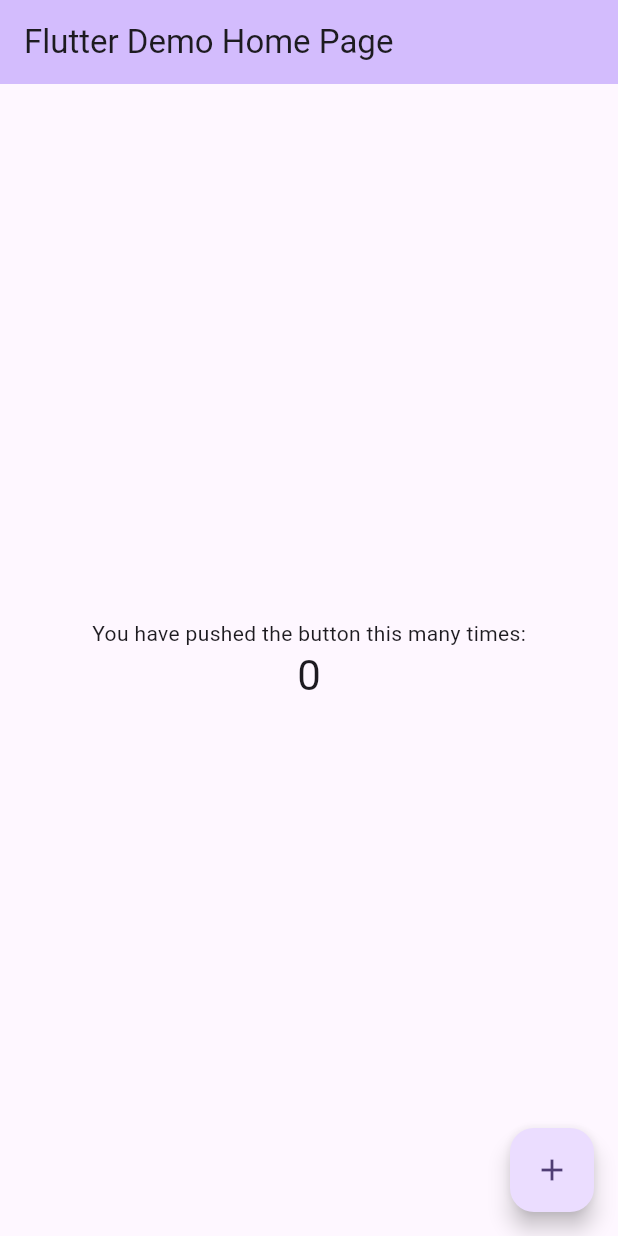
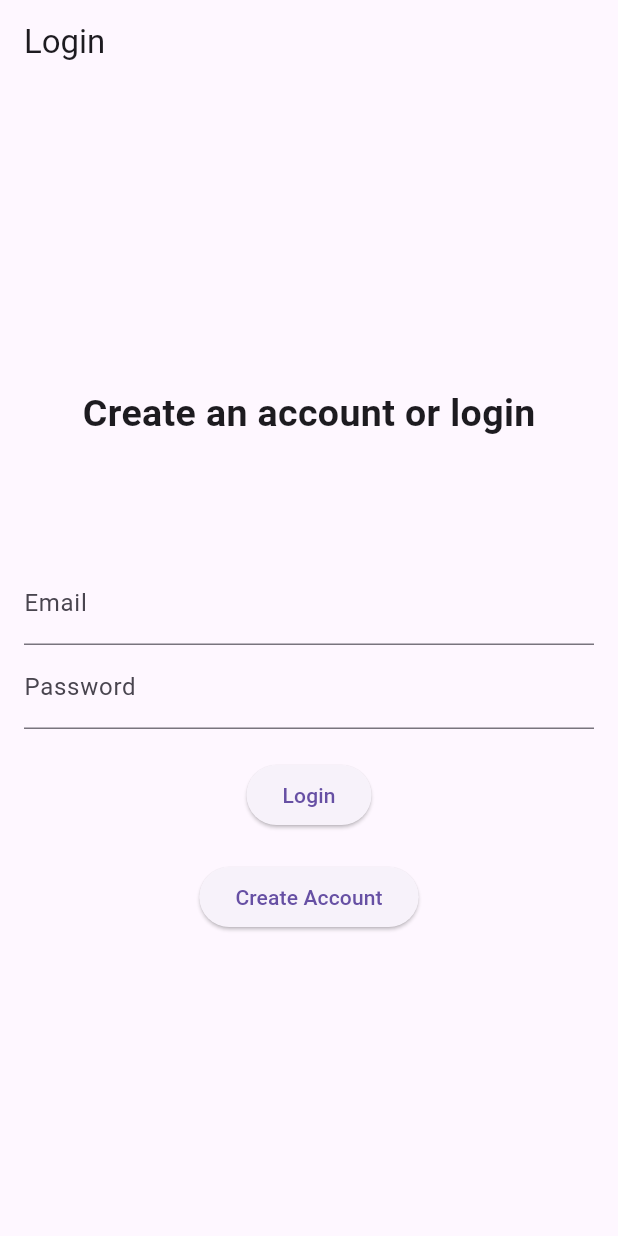
Before and after one commit to msayers01/CourseCompanion, a Flutter app: the screen it shows after launch, on a phone screen of 412 x 824 dp. Run offline on Flutter 3.47's test engine with Material 3 defaults, Android fonts, the phone set to English and light mode, and no system bars.

Commit message:
Implemented Start and Login/Create-account pages' UI

```diff
--- a/lib/main.dart
+++ b/lib/main.dart
@@ -1,4 +1,11 @@
+import 'package:coursecompanion/pages/createaccount/createaccount_viewmodel.dart';
 import 'package:flutter/material.dart';
+import 'pages/login/login_page.dart';
+import 'pages/newuser/newuser_page.dart';
+import 'pages/dashboard/dashboard_page.dart';
+import 'pages/start/start_page.dart';
+import 'pages/login/login_viewmodel.dart';
+import 'package:provider/provider.dart';
 
 void main() {
   runApp(const MyApp());
@@ -10,116 +17,32 @@
   // This widget is the root of your application.
   @override
   Widget build(BuildContext context) {
-    return MaterialApp(
-      title: 'Flutter Demo',
-      theme: ThemeData(
-        // This is the theme of your application.
-        //
-        // TRY THIS: Try running your application with "flutter run". You'll see
-        // the application has a purple toolbar. Then, without quitting the app,
-        // try changing the seedColor in the colorScheme below to Colors.green
-        // and then invoke "hot reload" (save your changes or press the "hot
-        // reload" button in a Flutter-supported IDE, or press "r" if you used
-        // the command line to start the app).
-        //
-        // Notice that the counter didn't reset back to zero; the application
-        // state is not lost during the reload. To reset the state, use hot
-        // restart instead.
-        //
-        // This works for code too, not just values: Most code changes can be
-        // tested with just a hot reload.
-        colorScheme: ColorScheme.fromSeed(seedColor: Colors.deepPurple),
-        useMaterial3: true,
+    return MultiProvider(
+      providers: [
+        ChangeNotifierProvider(create: (_) => CreateaccountViewModel()),
+        ChangeNotifierProvider(create: (_) => LoginViewModel())
+      ],
+      child: MaterialApp(
+        // ... other MaterialApp properties
+        home: LoginPage(),
       ),
-      home: const MyHomePage(title: 'Flutter Demo Home Page'),
     );
   }
-}
 
-class MyHomePage extends StatefulWidget {
-  const MyHomePage({super.key, required this.title});
+  Widget getEntryPoint() {
+    // Here, you would include logic to decide which widget to show first.
+    // For example, checking if the user is logged in:
 
-  // This widget is the home page of your application. It is stateful, meaning
-  // that it has a State object (defined below) that contains fields that affect
-  // how it looks.
+    bool isLoggedIn = checkLoginStatus(); // Implement this function based on your auth logic.
 
-  // This class is the configuration for the state. It holds the values (in this
-  // case the title) provided by the parent (in this case the App widget) and
-  // used by the build method of the State. Fields in a Widget subclass are
-  // always marked "final".
-
-  final String title;
-
-  @override
-  State<MyHomePage> createState() => _MyHomePageState();
-}
-
-class _MyHomePageState extends State<MyHomePage> {
-  int _counter = 0;
-
-  void _incrementCounter() {
-    setState(() {
-      // This call to setState tells the Flutter framework that something has
-      // changed in this State, which causes it to rerun the build method below
-      // so that the display can reflect the updated values. If we changed
-      // _counter without calling setState(), then the build method would not be
-      // called again, and so nothing would appear to happen.
-      _counter++;
-    });
+    if (isLoggedIn) {
+      return DashboardPage(); // If logged in, go to home page.
+    } else {
+      return StartPage(); // If not logged in, show login page.
+    }
   }
 
-  @override
-  Widget build(BuildContext context) {
-    // This method is rerun every time setState is called, for instance as done
-    // by the _incrementCounter method above.
-    //
-    // The Flutter framework has been optimized to make rerunning build methods
-    // fast, so that you can just rebuild anything that needs updating rather
-    // than having to individually change instances of widgets.
-    return Scaffold(
-      appBar: AppBar(
-        // TRY THIS: Try changing the color here to a specific color (to
-        // Colors.amber, perhaps?) and trigger a hot reload to see the AppBar
-        // change color while the other colors stay the same.
-        backgroundColor: Theme.of(context).colorScheme.inversePrimary,
-        // Here we take the value from the MyHomePage object that was created by
-        // the App.build method, and use it to set our appbar title.
-        title: Text(widget.title),
-      ),
-      body: Center(
-        // Center is a layout widget. It takes a single child and positions it
-        // in the middle of the parent.
-        child: Column(
-          // Column is also a layout widget. It takes a list of children and
-          // arranges them vertically. By default, it sizes itself to fit its
-          // children horizontally, and tries to be as tall as its parent.
-          //
-          // Column has various properties to control how it sizes itself and
-          // how it positions its children. Here we use mainAxisAlignment to
-          // center the children vertically; the main axis here is the vertical
-          // axis because Columns are vertical (the cross axis would be
-          // horizontal).
-          //
-          // TRY THIS: Invoke "debug painting" (choose the "Toggle Debug Paint"
-          // action in the IDE, or press "p" in the console), to see the
-          // wireframe for each widget.
-          mainAxisAlignment: MainAxisAlignment.center,
-          children: <Widget>[
-            const Text(
-              'You have pushed the button this many times:',
-            ),
-            Text(
-              '$_counter',
-              style: Theme.of(context).textTheme.headlineMedium,
-            ),
-          ],
-        ),
-      ),
-      floatingActionButton: FloatingActionButton(
-        onPressed: _incrementCounter,
-        tooltip: 'Increment',
-        child: const Icon(Icons.add),
-      ), // This trailing comma makes auto-formatting nicer for build methods.
-    );
+  bool checkLoginStatus() {
+    return false;
   }
 }
--- /dev/null
+++ b/lib/pages/createaccount/createaccount_page.dart
@@ -0,0 +1,54 @@
+import 'package:flutter/material.dart';
+import 'package:provider/provider.dart';
+import 'createaccount_viewmodel.dart';
+
+class CreateaccountPage extends StatelessWidget {
+  @override
+  Widget build(BuildContext context) {
+
+    final createViewModel = Provider.of<CreateaccountViewModel>(context);
+
+    return Scaffold(
+      appBar: AppBar(
+        title: Text('Login'),
+      ),
+      body: Padding(
+        padding: const EdgeInsets.all(16.0),
+        child: Column(
+          mainAxisAlignment: MainAxisAlignment.center,
+          children: <Widget>[
+            Padding(
+              padding: const EdgeInsets.only(bottom: 80.0), // Adjust the value as needed
+              child: Text(
+                'Enter an email and password, then press \'Create Account\'',
+                style: TextStyle(fontSize: 25, fontWeight: FontWeight.bold),
+              ),
+            ),
+            TextField(
+              onChanged: (value) => createViewModel.email = value,
+              decoration: InputDecoration(
+                labelText: 'Email',
+              ),
+            ),
+            TextField(
+              onChanged: (value) => createViewModel.password = value,
+              decoration: InputDecoration(
+                labelText: 'Password',
+              ),
+              obscureText: true, // Correctly used here
+            ),
+            Padding(
+                padding: const EdgeInsets.only(top: 20.0),
+                child: ElevatedButton(
+                  onPressed: () {
+                    createViewModel.create();
+                  },
+                  child: Text('Create Account'),
+                )
+            )
+          ],
+        ),
+      ),
+    );
+  }
+}
--- /dev/null
+++ b/lib/pages/createaccount/createaccount_service.dart
@@ -0,0 +1,6 @@
+class CreateaccountService {
+  static Future<void> create(String email, String password) async {
+    // Implement your login request logic here
+    // This usually involves calling an API and handling the response
+  }
+}
--- /dev/null
+++ b/lib/pages/createaccount/createaccount_viewmodel.dart
@@ -0,0 +1,49 @@
+import 'package:flutter/cupertino.dart';
+import 'package:flutter/material.dart';
+import 'createaccount_service.dart';
+
+class CreateaccountViewModel with ChangeNotifier {
+  String _email = '';
+  String _password = '';
+  bool _isLoading = false;
+
+  // Getter for email and password
+  String get email => _email;
+  String get password => _password;
+  bool get isLoading => _isLoading;
+
+  // Setter for email and password that notify listeners (the UI)
+  set email(String email) {
+    _email = email;
+    notifyListeners();
+  }
+
+  set password(String password) {
+    _password = password;
+    notifyListeners();
+  }
+
+  // Method to validate email and password
+  bool validateFields() {
+    // Validation logic here and return true if the data is valid, or false otherwise
+    return false;
+  }
+
+  // Method to handle the login process
+  Future<void> create() async {
+    if (validateFields()) {
+      _isLoading = true;
+      notifyListeners();
+      try {
+        // Use the login service to send login request
+        await CreateaccountService.create(_email, _password);
+        // Handle successful login
+      } catch (error) {
+        // Handle error
+      } finally {
+        _isLoading = false;
+        notifyListeners();
+      }
+    }
+  }
+}
--- /dev/null
+++ b/lib/pages/login/login_page.dart
@@ -0,0 +1,68 @@
+import 'package:flutter/material.dart';
+import 'package:provider/provider.dart';
+import 'login_viewmodel.dart';
+import '../createaccount/createaccount_page.dart';
+
+class LoginPage extends StatelessWidget {
+  @override
+  Widget build(BuildContext context) {
+
+    final loginViewModel = Provider.of<LoginViewModel>(context);
+
+    return Scaffold(
+      appBar: AppBar(
+        title: Text('Login'),
+      ),
+      body: Padding(
+        padding: const EdgeInsets.all(16.0),
+        child: Column(
+          mainAxisAlignment: MainAxisAlignment.center,
+          children: <Widget>[
+            Padding(
+              padding: const EdgeInsets.only(bottom: 80.0), // Adjust the value as needed
+              child: Text(
+                'Create an account or login',
+                style: TextStyle(fontSize: 25, fontWeight: FontWeight.bold),
+              ),
+            ),
+            TextField(
+              onChanged: (value) => loginViewModel.email = value,
+              decoration: InputDecoration(
+                labelText: 'Email',
+              ),
+            ),
+            TextField(
+              onChanged: (value) => loginViewModel.password = value,
+              decoration: InputDecoration(
+                labelText: 'Password',
+              ),
+              obscureText: true, // Correctly used here
+            ),
+            Padding(
+              padding: const EdgeInsets.only(top: 20.0),
+              child: ElevatedButton(
+                onPressed: () {
+                  // Implement your login logic here
+                  loginViewModel.login();
+                },
+                child: Text('Login'),
+              ),
+            ),
+            Padding(
+              padding: const EdgeInsets.only(top: 20.0),
+              child: ElevatedButton(
+                onPressed: () {
+                  Navigator.push(
+                    context,
+                    MaterialPageRoute(builder: (context) => CreateaccountPage()),
+                  );
+                },
+                child: Text('Create Account'),
+              )
+            )
+          ],
+        ),
+      ),
+    );
+  }
+}
--- /dev/null
+++ b/lib/pages/login/login_service.dart
@@ -0,0 +1,6 @@
+class LoginService {
+  static Future<void> login(String email, String password) async {
+    // Implement your login request logic here
+    // This usually involves calling an API and handling the response
+  }
+}
--- /dev/null
+++ b/lib/pages/login/login_viewmodel.dart
@@ -0,0 +1,49 @@
+import 'package:flutter/cupertino.dart';
+import 'package:flutter/material.dart';
+import 'login_service.dart';
+
+class LoginViewModel with ChangeNotifier {
+  String _email = '';
+  String _password = '';
+  bool _isLoading = false;
+
+  // Getter for email and password
+  String get email => _email;
+  String get password => _password;
+  bool get isLoading => _isLoading;
+
+  // Setter for email and password that notify listeners (the UI)
+  set email(String email) {
+    _email = email;
+    notifyListeners();
+  }
+
+  set password(String password) {
+    _password = password;
+    notifyListeners();
+  }
+
+  // Method to validate email and password
+  bool validateFields() {
+    // Validation logic here and return true if the data is valid, or false otherwise
+    return false;
+  }
+
+  // Method to handle the login process
+  Future<void> login() async {
+    if (validateFields()) {
+      _isLoading = true;
+      notifyListeners();
+      try {
+        // Use the login service to send login request
+        await LoginService.login(_email, _password);
+        // Handle successful login
+      } catch (error) {
+        // Handle error
+      } finally {
+        _isLoading = false;
+        notifyListeners();
+      }
+    }
+  }
+}
--- a/pubspec.yaml
+++ b/pubspec.yaml
@@ -35,6 +35,7 @@ dependencies:
   # The following adds the Cupertino Icons font to your application.
   # Use with the CupertinoIcons class for iOS style icons.
   cupertino_icons: ^1.0.6
+  provider: ^6.1.2
 
 dev_dependencies:
   flutter_test:
@@ -53,6 +54,8 @@ dev_dependencies:
 # The following section is specific to Flutter packages.
 flutter:
 
+  assets:
+    - assets/start.jpg
   # The following line ensures that the Material Icons font is
   # included with your application, so that you can use the icons in
   # the material Icons class.
```
Also changed, not shown: lib/pages/dashboard/dashboard_page.dart (added, +20 -0 lines), lib/pages/newuser/newuser_page.dart (added, +20 -0 lines), lib/pages/start/start_page.dart (added, +52 -0 lines), assets/start.jpg (added), lib/pages/newuser/newuser_service.dart (added), lib/pages/newuser/newuser_viewmodel.dart (added), pubspec.lock.
